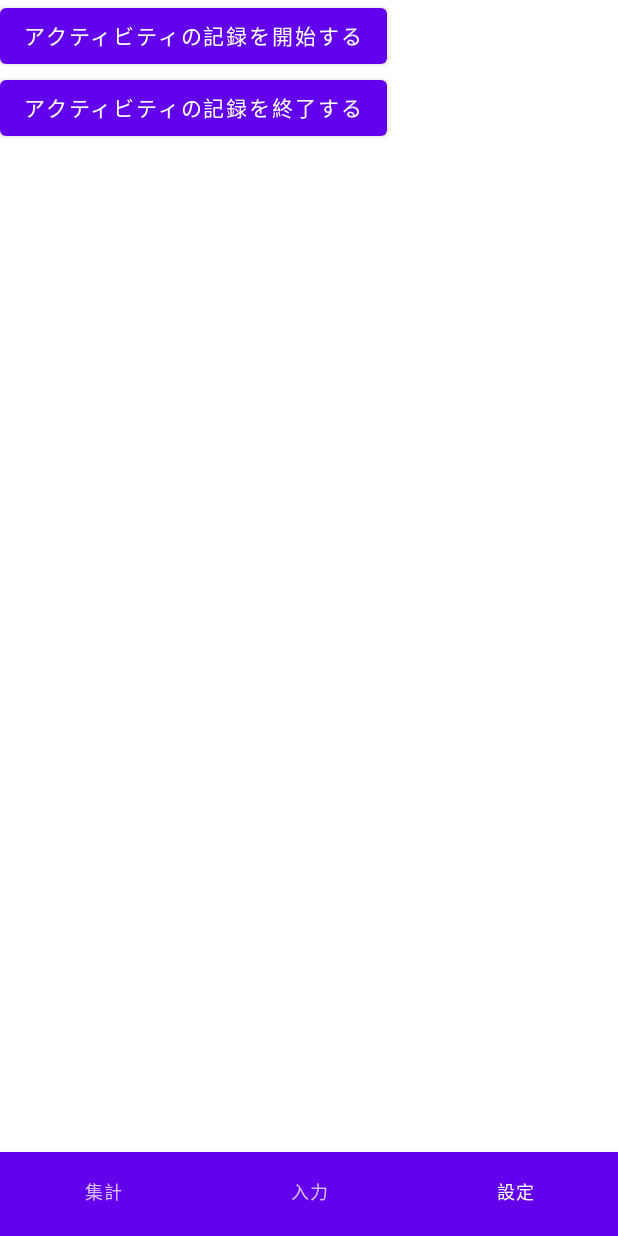
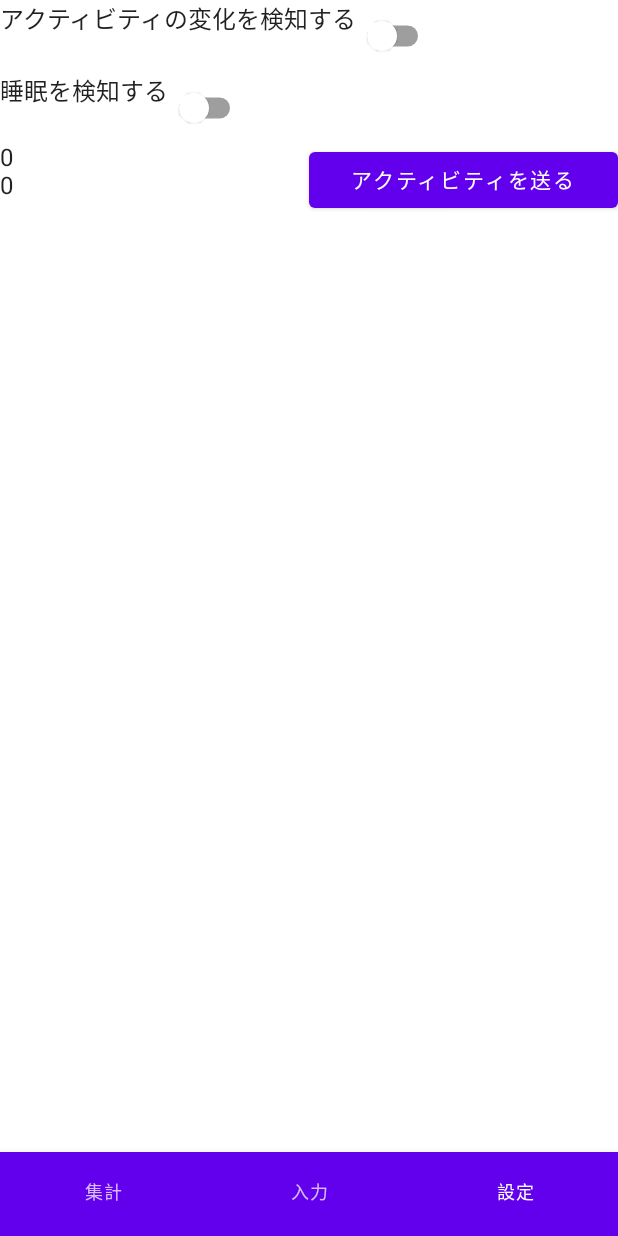
Before and after one commit to tachiyu/MyLifeLog, an Android app built with Jetpack Compose: the setting screen opened through its navigation route, on a phone screen of 412 x 824 dp. Run offline under Robolectric (Android 15) with nearby library versions, the phone set to English and light mode, and no system bars; our stand-ins replace livedata-compose; libraries missing offline, so code that uses them is left out: com.vanpra.composematerialdialogs; 2 statements that could not run were skipped.

Commit message:
13th commit  ・Sleepエンティティを追加  ・LocationLogManager追加  ・フォルダ構成変更

```diff
--- a/app/src/main/java/com/example/timeitforward/MainActivity.kt
+++ b/app/src/main/java/com/example/timeitforward/MainActivity.kt
@@ -13,7 +13,8 @@ import androidx.lifecycle.ViewModel
 import androidx.lifecycle.ViewModelProvider
 import androidx.lifecycle.viewmodel.compose.LocalViewModelStoreOwner
 import androidx.lifecycle.viewmodel.compose.viewModel
-import com.example.timeitforward.model.AppLog
+import com.example.timeitforward.model.AppLogManager
+import com.example.timeitforward.model.LocationLogManager
 import com.example.timeitforward.model.Permission
 import com.example.timeitforward.ui.theme.TimeItForwardTheme
 
@@ -48,7 +49,8 @@ class MainActivity : ComponentActivity(){
                             )
                         )
                         // 起動時の処理
-                        AppLog(this, viewModel).loadAppLogs()
+                        AppLogManager(this, viewModel).loadAppLogs()
+                        LocationLogManager(this, viewModel).loadLocationLogs()
                         App(viewModel = viewModel)
                     }
                 }
--- /dev/null
+++ b/app/src/main/java/com/example/timeitforward/model/apimanager/SleepManager.kt
@@ -0,0 +1,73 @@
+package com.example.timeitforward.model.apimanager
+
+import android.Manifest
+import android.app.PendingIntent
+import android.content.Context
+import android.content.Intent
+import android.content.pm.PackageManager
+import android.util.Log
+import androidx.core.app.ActivityCompat
+import com.example.timeitforward.model.receiver.SleepBroadcastReceiver
+import com.google.android.gms.location.ActivityRecognition
+import com.google.android.gms.location.ActivityRecognitionClient
+import com.google.android.gms.location.SleepSegmentRequest
+
+private const val TAG = "SleepManager"
+
+class SleepManager private constructor(private val context: Context){
+
+    private val activityRecognitionClient: ActivityRecognitionClient =
+        ActivityRecognition.getClient(context)
+
+    private val sleepUpdatePendingIntent: PendingIntent by lazy {
+        val intent = Intent(context, SleepBroadcastReceiver::class.java)
+        intent.action = SleepBroadcastReceiver.ACTION_PROCESS_UPDATES
+        PendingIntent.getBroadcast(context, 0, intent, PendingIntent.FLAG_UPDATE_CURRENT)
+    }
+
+    fun startSleepUpdate(){
+        Log.d(TAG, "startSleepUpdate called")
+        if (ActivityCompat.checkSelfPermission(
+                context,
+                Manifest.permission.ACTIVITY_RECOGNITION
+            ) != PackageManager.PERMISSION_GRANTED
+        ) {
+            Log.d(TAG, "permission denied: ${Manifest.permission.ACTIVITY_RECOGNITION}")
+            return
+        } else{
+            activityRecognitionClient.requestSleepSegmentUpdates(
+                sleepUpdatePendingIntent,
+                SleepSegmentRequest(SleepSegmentRequest.CLASSIFY_EVENTS_ONLY)
+            ).also {
+                it.addOnSuccessListener { Log.d(TAG, "subscribe to sleep detection") }
+                it.addOnFailureListener { Log.d(TAG, "can not subscribe to sleep detection") }
+            }
+        }
+    }
+
+    fun stopSleepUpdate() {
+        Log.d(TAG, "stopSleepUpdate called")
+        if (ActivityCompat.checkSelfPermission(
+                context,
+                Manifest.permission.ACTIVITY_RECOGNITION
+            ) != PackageManager.PERMISSION_GRANTED
+        ) {
+            Log.d(TAG, "permission denied: ${Manifest.permission.ACTIVITY_RECOGNITION}")
+            return
+        }
+        activityRecognitionClient.removeSleepSegmentUpdates(sleepUpdatePendingIntent).also{
+            it.addOnSuccessListener { Log.d(TAG, "stop subscribe to sleep detection") }
+            it.addOnFailureListener { Log.d(TAG, "can not stop subscribe to sleep detection") }
+        }
+    }
+
+    companion object {
+        @Volatile private var INSTANCE: SleepManager? = null
+
+        fun getInstance(context: Context): SleepManager {
+            return INSTANCE ?: synchronized(this) {
+                INSTANCE ?: SleepManager(context).also { INSTANCE = it }
+            }
+        }
+    }
+}
--- a/app/src/main/java/com/example/timeitforward/model/db/MainRoomDatabase.kt
+++ b/app/src/main/java/com/example/timeitforward/model/db/MainRoomDatabase.kt
@@ -2,6 +2,8 @@ package com.example.timeitforward.model.db
 
 import android.content.Context
 import androidx.room.*
+import com.example.timeitforward.model.db.sleep.Sleep
+import com.example.timeitforward.model.db.sleep.SleepDao
 import com.example.timeitforward.model.db.timelog.TimeLog
 import com.example.timeitforward.model.db.timelog.TimeLogDao
 import com.example.timeitforward.model.db.transition.Transition
@@ -10,11 +12,12 @@ import java.time.LocalDateTime
 
 
 @TypeConverters(DateTimeConverter::class)
-@Database(entities = [(TimeLog::class), (Transition::class)], version = 1, exportSchema = false)
+@Database(entities = [(TimeLog::class), (Transition::class), (Sleep::class)], version = 1, exportSchema = false)
 abstract class MainRoomDatabase: RoomDatabase() {
 
     abstract fun TimeLogDao(): TimeLogDao
     abstract fun TransitionDao(): TransitionDao
+    abstract fun SleepDao(): SleepDao
 
     companion object {
 
--- /dev/null
+++ b/app/src/main/java/com/example/timeitforward/model/db/sleep/SleepDao.kt
@@ -0,0 +1,15 @@
+package com.example.timeitforward.model.db.sleep
+
+import androidx.lifecycle.LiveData
+import androidx.room.Dao
+import androidx.room.Insert
+import androidx.room.Query
+
+@Dao
+interface SleepDao {
+    @Insert
+    fun insertSleep(sleep: Sleep)
+
+    @Query("SELECT * FROM sleep")
+    fun getAllSleeps(): LiveData<List<Sleep>>
+}
--- a/app/src/main/java/com/example/timeitforward/model/db/transition/Transition.kt
+++ b/app/src/main/java/com/example/timeitforward/model/db/transition/Transition.kt
@@ -11,6 +11,8 @@ class Transition(
        @ColumnInfo(name = "activity_type") var activityType: Int,
        @ColumnInfo(name = "transition_type") var transitionType: Int,
        @ColumnInfo(name = "datetime") var dateTime: LocalDateTime,
+       @ColumnInfo(name = "latitude") var latitude: Double?,
+       @ColumnInfo(name = "longitude") var longitude: Double?,
        @ColumnInfo(name = "elapsed_time_nano") var elapsedTimeNano: Long
 ) {
        @PrimaryKey(autoGenerate = true)
--- a/app/src/main/java/com/example/timeitforward/model/db/transition/TransitionDao.kt
+++ b/app/src/main/java/com/example/timeitforward/model/db/transition/TransitionDao.kt
@@ -4,6 +4,7 @@ import androidx.lifecycle.LiveData
 import androidx.room.Dao
 import androidx.room.Insert
 import androidx.room.Query
+import java.time.LocalDateTime
 
 @Dao
 interface TransitionDao {
@@ -12,4 +13,8 @@ interface TransitionDao {
 
     @Query("SELECT * FROM transition")
     fun getAllTransitions(): LiveData<List<Transition>>
+
+    @Query("SELECT * FROM transition " +
+            "WHERE :fromDateTime <= datetime AND :untilDateTime >= datetime")
+    fun getTransitionBetween(fromDateTime: LocalDateTime, untilDateTime: LocalDateTime): List<Transition>
 }
--- a/app/src/main/java/com/example/timeitforward/ui/SettingScreen.kt
+++ b/app/src/main/java/com/example/timeitforward/ui/SettingScreen.kt
@@ -1,46 +1,171 @@
 package com.example.timeitforward.ui
 
+import android.content.Context
+import androidx.compose.foundation.clickable
+import androidx.compose.foundation.horizontalScroll
+import androidx.compose.foundation.layout.Box
 import androidx.compose.foundation.layout.Column
+import androidx.compose.foundation.layout.Row
 import androidx.compose.foundation.lazy.LazyColumn
 import androidx.compose.foundation.lazy.items
-import androidx.compose.material.Button
-import androidx.compose.material.Text
-import androidx.compose.runtime.Composable
-import androidx.compose.runtime.getValue
+import androidx.compose.foundation.rememberScrollState
+import androidx.compose.material.*
+import androidx.compose.runtime.*
 import androidx.compose.runtime.livedata.observeAsState
+import androidx.compose.ui.Modifier
 import androidx.compose.ui.platform.LocalContext
-import com.example.timeitforward.ActivityTransitionManager
 import com.example.timeitforward.MainViewModel
+import com.example.timeitforward.model.apimanager.ActivityTransitionManager
+import com.example.timeitforward.model.apimanager.SleepManager
+import com.example.timeitforward.model.db.sleep.Sleep
 import com.example.timeitforward.model.db.transition.Transition
+import com.google.android.gms.location.ActivityTransition
+import com.google.android.gms.location.DetectedActivity
+
+private const val TAG = "SettingScreen"
 
 @Composable
 fun SettingScreenSetup(viewModel: MainViewModel) {
-    val activityTransitionManager = ActivityTransitionManager.getInstance(LocalContext.current)
     val allTransitions by viewModel.allTransitions.observeAsState(listOf())
-    SettingScreen(
-        onClick1 = {activityTransitionManager.startActivityUpdate()},
-        onClick2 = {activityTransitionManager.stopActivityUpdate()},
-        allTransitions
-        )
+    val allSleeps by viewModel.allSleeps.observeAsState(listOf())
+    SettingScreen(allTransitions, allSleeps)
 }
 
 @Composable
-fun SettingScreen(onClick1: ()->Unit, onClick2: () -> Unit, allTransitions: List<Transition>) {
+fun SettingScreen(allTransitions: List<Transition>, allSleep: List<Sleep>) {
     Column {
-        Button(
-            onClick = onClick1
-        ){ Text(text = "アクティビティの記録を開始する")}
-        Button(
-            onClick = onClick2
-        ){ Text(text = "アクティビティの記録を終了する")}
-        LazyColumn(content = {
-            items(allTransitions){ item ->
-                Column(){
-                    Text(text = "${item.activityType}  ${item.transitionType}")
-                    Text(text = "${item.dateTime}")
-                    Text(text = "${item.elapsedTimeNano}")
+        ARSubscribeSwitch()
+        SleepSubscribeSwitch()
+        SendARBroadcastButton(DetectedActivity.STILL, ActivityTransition.ACTIVITY_TRANSITION_ENTER)
+
+        Row {
+            val scrollStateLeft = rememberScrollState()
+            LazyColumn(modifier = Modifier
+                .weight(1f)
+                .horizontalScroll(scrollStateLeft), content = {
+                items(allTransitions){ item ->
+                    Column(){
+                        Text(text = "${item.activityType}  ${item.transitionType}")
+                        Text(text = "${item.dateTime}")
+                        Text(text = "${item.latitude} ${item.longitude}")
+                        Text(text = "${item.elapsedTimeNano}")
+                    }
                 }
+            })
+            val scrollStateRight = rememberScrollState()
+            LazyColumn(modifier = Modifier
+                .weight(1f)
+                .horizontalScroll(scrollStateRight), content = {
+                items(allSleep){ item ->
+                    Column(){
+                        Text(text = "${item.confidence}")
+                        Text(text = "${item.dateTime}")
+                        Text(text = "${item.brightness}")
+                        Text(text = "${item.motion}")
+                    }
+                }
+            })
+        }
+    }
+}
+
+@Composable
+fun SleepSubscribeSwitch(){
+    // A switch to setting whether subscribe to Sleep API
+    val context = LocalContext.current
+    val sharedPref = context.getSharedPreferences("Settings", Context.MODE_PRIVATE)
+    val sharedPrefEditor = sharedPref.edit()
+    val key = "IsSleepDetectionSubscribed"
+    var checkedState by remember{ mutableStateOf(false) }
+    if (!sharedPref.contains(key)) {
+        sharedPrefEditor.putBoolean(key, false).apply()
+    } else {
+        checkedState = sharedPref.getBoolean(key, false)
+    }
+    val sleepManager = SleepManager.getInstance(context)
+    Row() {
+        Text("睡眠を検知する")
+        Switch(checked = checkedState, onCheckedChange = {
+            if(it) {
+                sleepManager.startSleepUpdate()
+                sharedPrefEditor.putBoolean(key, true).apply()
+                checkedState = true
+            } else {
+                sleepManager.stopSleepUpdate()
+                sharedPrefEditor.putBoolean(key, false).apply()
+                checkedState = false
             }
         })
     }
 }
+
+@Composable
+fun ARSubscribeSwitch(){
+    // A switch to setting whether subscribe to Activity Recognition API
+    val context = LocalContext.current
+    val sharedPref = context.getSharedPreferences("Settings", Context.MODE_PRIVATE)
+    val sharedPrefEditor = sharedPref.edit()
+    val key = "IsActivityRecognitionSubscribed"
+    var checkedState by remember{ mutableStateOf(false) }
+    if (!sharedPref.contains(key)) {
+        sharedPrefEditor.putBoolean(key, false).apply()
+    } else {
+        checkedState = sharedPref.getBoolean(key, false)
+    }
+    val activityTransitionManager = ActivityTransitionManager.getInstance(context)
+    Row() {
+        Text("アクティビティの変化を検知する")
+        Switch(checked = checkedState, onCheckedChange = {
+            if(it) {
+                activityTransitionManager.startActivityUpdate()
+                sharedPrefEditor.putBoolean(key, true).apply()
+                checkedState = true
+            } else {
+                activityTransitionManager.stopActivityUpdate()
+                sharedPrefEditor.putBoolean(key, false).apply()
+                checkedState = false
+            }
+        })
+    }
+}
+
+@Composable
+fun SendARBroadcastButton(activityType:Int, transitionType:Int){
+    //A button to send Activity Recognition broadcast to ActivityUpdatesBroadcastReceiver for tests.
+    val activityTransitionManager = ActivityTransitionManager.getInstance(LocalContext.current)
+    var dropDown1Expanded by remember { mutableStateOf(false) }
+    var selected1 by remember { mutableStateOf(0) }
+    var dropDown2Expanded by remember { mutableStateOf(false) }
+    var selected2 by remember { mutableStateOf(0) }
+
+    Row(){
+        Column(modifier = Modifier.weight(1f)) {
+            Box(modifier = Modifier.clickable(onClick = {dropDown1Expanded = true})){
+                Text(selected1.toString())
+                DropdownMenu(expanded = dropDown1Expanded, onDismissRequest = { dropDown1Expanded = false }) {
+                    ActivityTransitionManager.activities.forEach {
+                        DropdownMenuItem(onClick = {
+                            dropDown1Expanded = false
+                            selected1 = it
+                        }) { Text(it.toString()) }
+                    }
+                }
+            }
+            Box(modifier = Modifier.clickable(onClick = {dropDown2Expanded = true})){
+                Text(selected2.toString())
+                DropdownMenu(expanded = dropDown2Expanded, onDismissRequest = { dropDown2Expanded = false }) {
+                    (0..1).forEach {
+                        DropdownMenuItem(onClick = {
+                            dropDown2Expanded = false
+                            selected2 = it
+                        }) { Text(it.toString()) }
+                    }
+                }
+            }
+        }
+        Button(modifier = Modifier.weight(1f),
+            onClick = {activityTransitionManager.sendBroadcastForTest(selected1, selected2)}) {
+            Text(text = "アクティビティを送る")
+        }
+    }
+}
--- a/app/src/main/java/com/example/timeitforward/ui/SummaryScreen.kt
+++ b/app/src/main/java/com/example/timeitforward/ui/SummaryScreen.kt
@@ -235,6 +235,7 @@ fun SummaryContent(modifier: Modifier,
     val endDate = calcEndDate(selectedDate)
     val timeUnit = TimeUnit.MINUTES.toMillis(1) //分を単位とする
     onDateSpanSelected(selectedDate, endDate)
+
     Column(modifier = modifier) {
         // 日付選択用のドロップダウンボックス
         DateSelectionDropDown(dateList = dateList, selectedDate = selectedDate) { date ->
--- a/app/src/main/java/com/example/timeitforward/utils.kt
+++ b/app/src/main/java/com/example/timeitforward/utils.kt
@@ -7,7 +7,11 @@ import java.time.*
 import java.util.zip.CRC32
 
 fun getAppName(packageName: String, context: Context): String {
-    return packageManager(context).getApplicationLabel(packageName).toString()
+    return try {
+        packageManager(context).getApplicationLabel(packageName).toString()
+    } catch(e:Exception){
+        "$packageName"
+    }
 }
 
 //StringからCRC32によってハッシュ値をつくり、その値からColorを生成する。non_transparency: 0 ~ 255
```
Also changed, not shown: app/src/main/AndroidManifest.xml (+10 -1 lines), app/src/main/java/com/example/timeitforward/ActivityUpdatesBroadcastReceiver.kt (deleted, +0 -41 lines), app/src/main/java/com/example/timeitforward/MainViewModel.kt (+20 -0 lines), app/src/main/java/com/example/timeitforward/model/AppLogManager.kt (renamed from app/src/main/java/com/example/timeitforward/model/AppLog.kt, +12 -27 lines), app/src/main/java/com/example/timeitforward/model/LocationLog.kt (deleted, +0 -17 lines), app/src/main/java/com/example/timeitforward/model/LocationLogManager.kt (added, +50 -0 lines), app/src/main/java/com/example/timeitforward/model/db/sleep/Sleep.kt (added, +20 -0 lines), app/src/main/java/com/example/timeitforward/model/db/sleep/SleepRepository.kt (added, +21 -0 lines), app/src/main/java/com/example/timeitforward/model/db/transition/TransitionRepository.kt (+10 -3 lines), app/src/main/java/com/example/timeitforward/model/receiver/ActivityUpdatesBroadcastReceiver.kt (added, +94 -0 lines), app/src/main/java/com/example/timeitforward/model/receiver/SleepBroadcastReciever.kt (added, +42 -0 lines).
